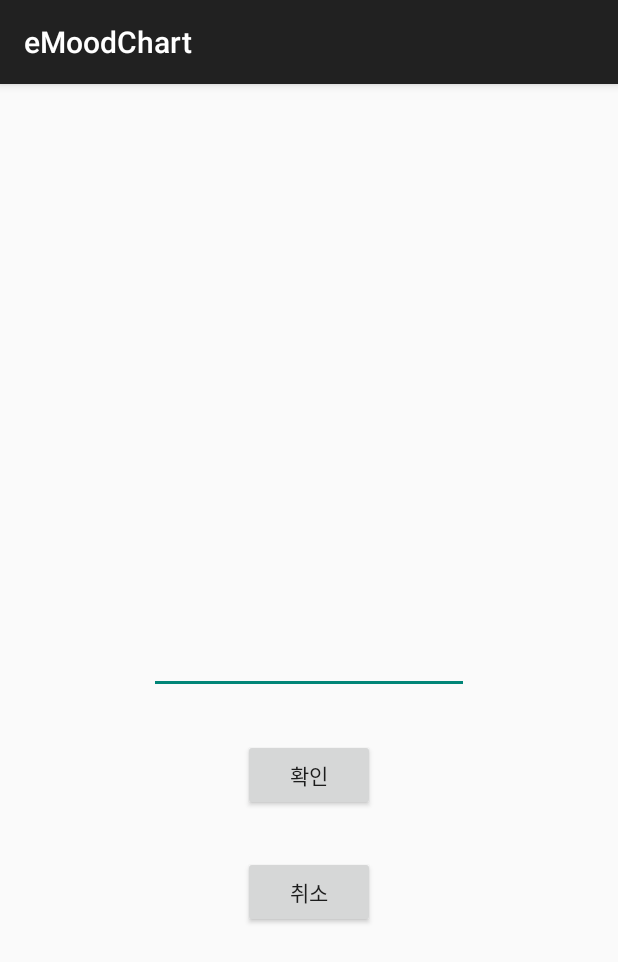
After one commit to jungbini83/emoodchart-android, an Android app: the CodeInputActivity screen opened directly, with no data from a screen before it, on a phone screen of 412 x 824 dp. The commit adds this screen. Shown: the top 962 px of the screen. Run offline under Robolectric (Android 15) with nearby library versions, the phone set to English and light mode, and no system bars.

Commit message:
Add Code input Activity

```diff
--- a/app/build.gradle
+++ b/app/build.gradle
@@ -23,5 +23,5 @@ dependencies {
     testCompile 'junit:junit:4.12'
     compile 'com.squareup.retrofit2:retrofit:2.1.0'
     compile 'com.android.support:appcompat-v7:24.1.1'
-    compile 'com.squareup.retrofit:converter-gson:2.0.0-beta2'
+    compile 'com.squareup.retrofit2:converter-gson:2.0.0-beta3'
 }
--- /dev/null
+++ b/app/src/main/java/embedded/korea/ac/kr/emoodchart/CodeInputActivity.java
@@ -0,0 +1,79 @@
+package embedded.korea.ac.kr.emoodchart;
+
+import android.content.Context;
+import android.content.Intent;
+import android.content.SharedPreferences;
+import android.support.v7.app.AppCompatActivity;
+import android.os.Bundle;
+import android.util.Log;
+import android.view.View;
+import android.widget.Button;
+import android.widget.EditText;
+import com.google.gson.JsonObject;
+import embedded.korea.ac.kr.emoodchart.api.ApiInterface;
+import embedded.korea.ac.kr.emoodchart.api.ApiResponse;
+import retrofit2.Call;
+import retrofit2.Callback;
+import retrofit2.Response;
+
+public class CodeInputActivity extends AppCompatActivity {
+    EditText codeEdit;
+    Button codeConfirmBtn;
+    Button codeCancelBtn;
+
+    @Override
+    protected void onCreate(Bundle savedInstanceState) {
+        super.onCreate(savedInstanceState);
+        setContentView(R.layout.activity_code_input);
+
+        codeEdit        = (EditText)    findViewById(R.id.code_edit);
+        codeConfirmBtn  = (Button)      findViewById(R.id.code_confirm);
+        codeCancelBtn   = (Button)      findViewById(R.id.code_cancel);
+
+        codeConfirmBtn.setOnClickListener(new View.OnClickListener() {
+            @Override
+            public void onClick(View view) {
+                String code = codeEdit.getText().toString();
+                sendCodeToServer(code);
+            }
+        });
+
+        codeCancelBtn.setOnClickListener(new View.OnClickListener() {
+            @Override
+            public void onClick(View view) {
+                finish();
+            }
+        });
+
+    }
+    private void sendCodeToServer(String code)
+    {
+        final Context ctx = this.getBaseContext();
+        final SharedPreferences pfSetting	= getSharedPreferences("setting", MODE_PRIVATE);
+
+        ApiInterface api = new ApiInterface();
+
+        api.codeAuth(code).enqueue(new Callback<JsonObject>() {
+            @Override
+            public void onResponse(Call<JsonObject> call, Response<JsonObject> response) {
+
+                Log.v("teemo",response.body().toString() );
+                /*
+                pfSetting.edit().putInt("userId", userId).apply();
+                pfSetting.edit().putInt("projectId", prjId).apply();
+                pfSetting.edit().putInt("instId", instId).apply();
+                pfSetting.edit().putString("hash", hash).apply();*/
+
+
+                Intent intent = new Intent(ctx , StatusActivity.class);
+                startActivity(intent);
+                finish();
+            }
+
+            @Override
+            public void onFailure(Call<JsonObject> call, Throwable t) {
+                //Fail
+            }
+        });
+    }
+}
--- /dev/null
+++ b/app/src/main/res/layout/activity_code_input.xml
@@ -0,0 +1,30 @@
+<?xml version="1.0" encoding="utf-8"?>
+<RelativeLayout
+        xmlns:android="http://schemas.android.com/apk/res/android"
+        xmlns:tools="http://schemas.android.com/tools"
+        android:layout_width="match_parent"
+        android:layout_height="match_parent"
+        android:paddingLeft="@dimen/activity_horizontal_margin"
+        android:paddingRight="@dimen/activity_horizontal_margin"
+        android:paddingTop="@dimen/activity_vertical_margin"
+        android:paddingBottom="@dimen/activity_vertical_margin"
+        tools:context="embedded.korea.ac.kr.emoodchart.CodeInputActivity">
+
+    <EditText
+            android:layout_width="wrap_content"
+            android:layout_height="wrap_content"
+            android:ems="10"
+            android:id="@+id/code_edit" android:layout_centerVertical="true" android:layout_centerHorizontal="true"/>
+    <Button
+            android:layout_width="wrap_content"
+            android:layout_height="wrap_content"
+            android:text="확인"
+            android:id="@+id/code_confirm" android:layout_below="@+id/code_edit" android:layout_centerHorizontal="true"
+            android:layout_marginTop="30dp"/>
+    <Button
+            android:layout_width="wrap_content"
+            android:layout_height="wrap_content"
+            android:text="취소"
+            android:id="@+id/code_cancel" android:layout_below="@+id/code_confirm" android:layout_centerHorizontal="true"
+            android:layout_marginTop="30dp"/>
+</RelativeLayout>
--- /dev/null
+++ b/app/src/main/res/values-w820dp/dimens.xml
@@ -0,0 +1,6 @@
+<resources>
+    <!-- Example customization of dimensions originally defined in res/values/dimens.xml
+         (such as screen margins) for screens with more than 820dp of available width. This
+         would include 7" and 10" devices in landscape (~960dp and ~1280dp respectively). -->
+    <dimen name="activity_horizontal_margin">64dp</dimen>
+</resources>
--- /dev/null
+++ b/app/src/main/res/values/dimens.xml
@@ -0,0 +1,5 @@
+<resources>
+    <!-- Default screen margins, per the Android Design guidelines. -->
+    <dimen name="activity_horizontal_margin">16dp</dimen>
+    <dimen name="activity_vertical_margin">16dp</dimen>
+</resources>
```
Also changed, not shown: app/src/main/AndroidManifest.xml (+21 -19 lines), app/src/main/java/embedded/korea/ac/kr/emoodchart/EMCService.java (+4 -3 lines), app/src/main/java/embedded/korea/ac/kr/emoodchart/MainActivity.java (+35 -3 lines), app/src/main/java/embedded/korea/ac/kr/emoodchart/StatusActivity.java (+4 -3 lines), app/src/main/java/embedded/korea/ac/kr/emoodchart/api/ApiInterface.java (+12 -4 lines), app/src/main/java/embedded/korea/ac/kr/emoodchart/api/ApiResponse.java (+5 -11 lines), 2 other files.
